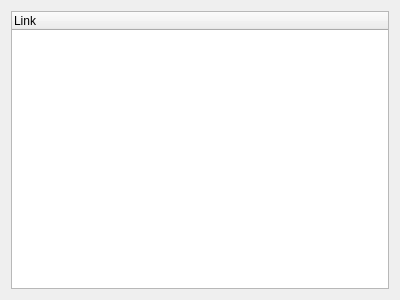
Above: shape_relation.ui from IgnorAnsel/urdf_editor before the change. Below: the same form after it.
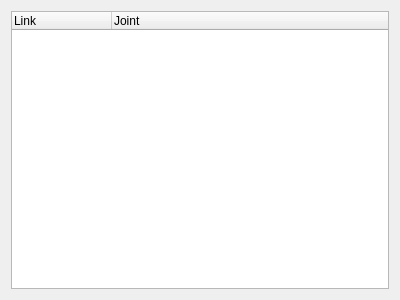
That is the form after the change.

Commit message: joint开发ing

The edit to the form file:
```diff
--- a/shape_relation.ui
+++ b/shape_relation.ui
@@ -16,11 +16,28 @@
   <layout class="QGridLayout" name="gridLayout">
    <item row="0" column="0">
     <widget class="QTreeWidget" name="treeWidget">
+     <property name="dragEnabled">
+      <bool>true</bool>
+     </property>
+     <property name="dragDropMode">
+      <enum>QAbstractItemView::InternalMove</enum>
+     </property>
+     <property name="headerHidden">
+      <bool>false</bool>
+     </property>
+     <property name="columnCount">
+      <number>2</number>
+     </property>
      <column>
       <property name="text">
        <string notr="true">Link</string>
       </property>
      </column>
+     <column>
+      <property name="text">
+       <string>Joint</string>
+      </property>
+     </column>
     </widget>
    </item>
   </layout>
```
The commit also changes 6 other files.
